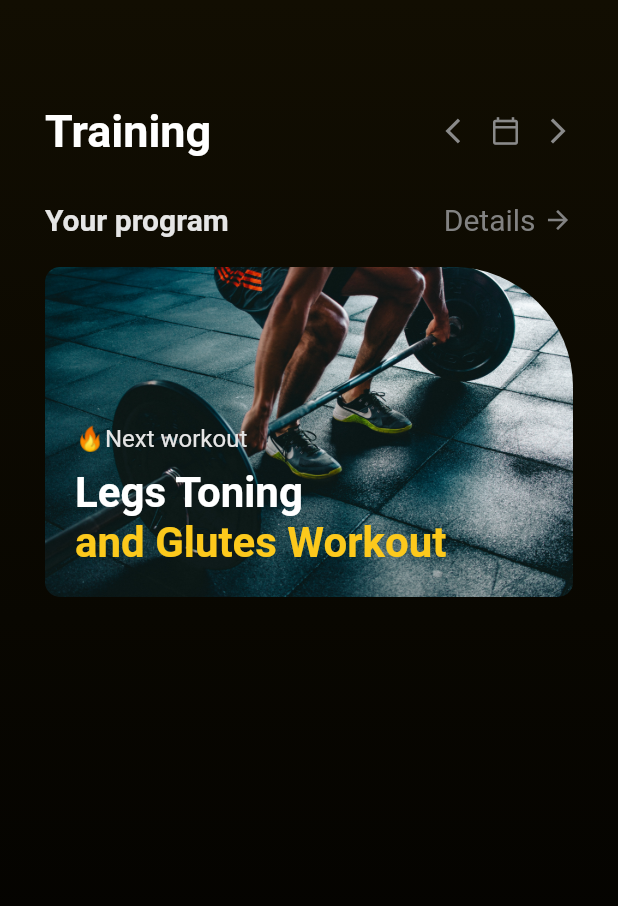
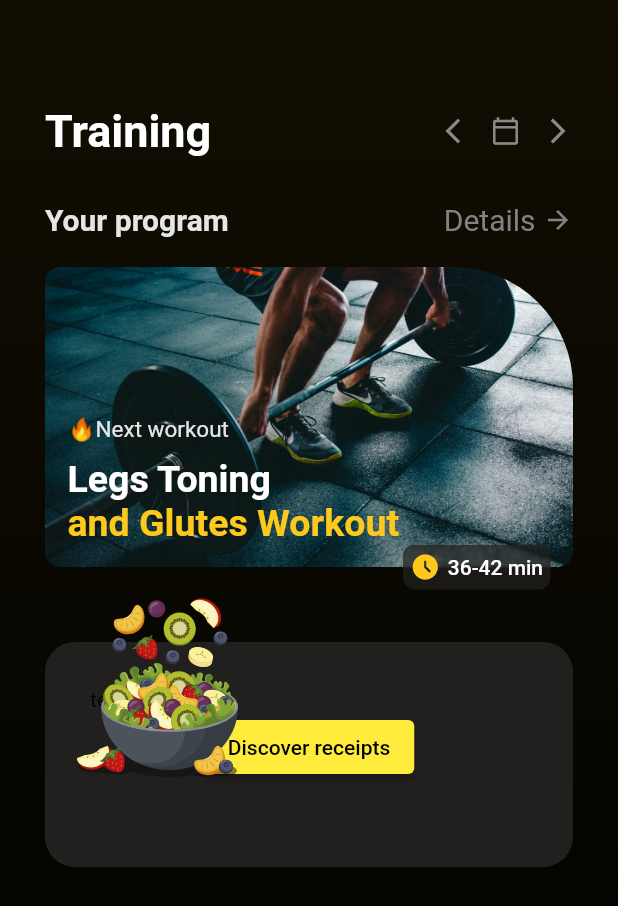
Before and after one commit to PumpkinPeasant/FirstFlutterProject, a Flutter app: the screen it shows after launch, on a phone screen of 412 x 824 dp. Shown: the top 906 px of the screen. Run offline on Flutter 3.47's test engine with Material 2 defaults, Android fonts, the phone set to English and light mode, and no system bars; our stand-ins replace flutter_svg, hexcolor.

Commit message:
добавил еще блок

```diff
--- a/lib/constants/colors.dart
+++ b/lib/constants/colors.dart
@@ -5,6 +5,7 @@ class AppColor{
   static final Color homePageBackground = HexColor("#1c1c1c");
   static final Color homePageBackgroundDark = HexColor("#000000");
   static final Color homePageBackgroundLight = HexColor("#120E02");
+  static final Color homePageGrayBackground = HexColor("#21201E");
   static final Color homePageGradientFirst = HexColor("#FE7817");
   static final Color homePageGradientSecond = HexColor("#FCC91C");
   static final Color homePageTitle = HexColor("#ffffff");
--- a/lib/screens/home.dart
+++ b/lib/screens/home.dart
@@ -1,4 +1,8 @@
+import 'dart:ui';
+
 import 'package:flutter/material.dart';
+import 'package:flutter_svg/parser.dart';
+import 'package:flutter_svg/svg.dart';
 import 'package:new_flutter_test/constants/colors.dart' as color;
 
 class HomeScreen extends StatefulWidget {
@@ -7,6 +11,12 @@ class HomeScreen extends StatefulWidget {
   @override
   State<HomeScreen> createState() => _HomeScreenState();
 }
+
+const String mealSvg = 'images/food1.svg';
+final Widget svg = SvgPicture.asset(
+  mealSvg,
+  semanticsLabel: 'Salad',
+);
 
 class _HomeScreenState extends State<HomeScreen> {
   @override
@@ -80,9 +90,11 @@ class _HomeScreenState extends State<HomeScreen> {
                 ],
               ),
               SizedBox(height: 20),
+              Stack(children: [
+                SizedBox(height: 215),
                 Container(
                     width: MediaQuery.of(context).size.width,
-                  height: 220,
+                    height: 200,
                     decoration: BoxDecoration(
                       // gradient: LinearGradient(
                       //   begin: Alignment.bottomLeft,
@@ -104,7 +116,7 @@ class _HomeScreenState extends State<HomeScreen> {
                       ),
                     ),
                     child: Padding(
-                    padding: const EdgeInsets.all(20.0),
+                      padding: const EdgeInsets.all(15.0),
                       child: Column(
                         crossAxisAlignment: CrossAxisAlignment.start,
                         children: [
@@ -112,7 +124,7 @@ class _HomeScreenState extends State<HomeScreen> {
                           RichText(
                               text: TextSpan(
                             style: TextStyle(
-                            fontSize: 16,
+                              fontSize: 15,
                               fontFamily: "Finlandica",
                             ),
                             children: <TextSpan>[
@@ -131,17 +143,79 @@ class _HomeScreenState extends State<HomeScreen> {
                             "Legs Toning",
                             style: TextStyle(
                                 color: color.AppColor.homePageTitle,
-                              fontSize: 28,
+                                fontSize: 25,
                                 fontWeight: FontWeight.bold),
                           ),
                           Text("and Glutes Workout",
                               style: TextStyle(
                                   color: color.AppColor.homePageAccent,
-                                fontSize: 28,
+                                  fontSize: 25,
                                   fontWeight: FontWeight.bold)),
                         ],
                       ),
-                  ))
+                    )),
+                Positioned(
+                    bottom: 0,
+                    right: 15,
+                    child: ClipRect(
+                        child: BackdropFilter(
+                      child: Container(
+                        decoration: BoxDecoration(
+                            color: color.AppColor.homePageGrayBackground
+                                .withOpacity(0.7),
+                            borderRadius:
+                                BorderRadius.all(Radius.circular(8.0))),
+                        child: Padding(
+                          padding: const EdgeInsets.all(5.0),
+                          child: Row(
+                            children: [
+                              Icon(
+                                Icons.access_time_filled,
+                                color: color.AppColor.homePageAccent,
+                                size: 20,
+                              ),
+                              SizedBox(width: 5),
+                              Text('36-42 min',
+                                  style: TextStyle(
+                                      color: color.AppColor.homePageTitle,
+                                      fontWeight: FontWeight.w500))
+                            ],
+                          ),
+                        ),
+                      ),
+                      filter: ImageFilter.blur(sigmaX: 0.8, sigmaY: 0.8),
+                    ))),
+              ]),
+              SizedBox(height: 5),
+              Container(
+                height: 180,
+                width: MediaQuery.of(context).size.width,
+                child: Stack(
+                  children: [
+                    Container(
+                      padding: const EdgeInsets.all(15.0),
+                      height: 200,
+                      margin: const EdgeInsets.only(top: 30),
+                      decoration: BoxDecoration(
+                        borderRadius: BorderRadius.all(Radius.circular(20)),
+                        color: color.AppColor.homePageGrayBackground,
+                      ),
+                      child: Padding(
+                        padding: const EdgeInsets.all(15.0),
+                        child: Column(
+                          children: <Widget>[
+                            Row(
+                              children: <Widget>[Text('text'), Text('text')],
+                            ),
+                            ElevatedButton(onPressed: () => {}, child: const Text('Discover receipts'))
+                          ],
+                        ),
+                      ),
+                    ),
+                    Positioned(left: 15, width: 120, height: 120, child: svg)
+                  ],
+                ),
+              )
             ],
           )),
     );
--- a/pubspec.yaml
+++ b/pubspec.yaml
@@ -29,7 +29,7 @@ environment:
 dependencies:
   flutter:
     sdk: flutter
-  flutter_svg: ^1.1.1+1
+  flutter_svg: ^1.1.4
   hexcolor: ^2.0.7
   flutter_emoji: ^2.4.0
 
```
Also changed, not shown: images/food1.png (added), images/food1.svg (added). Lines whose indentation alone changed are shown as unchanged.
